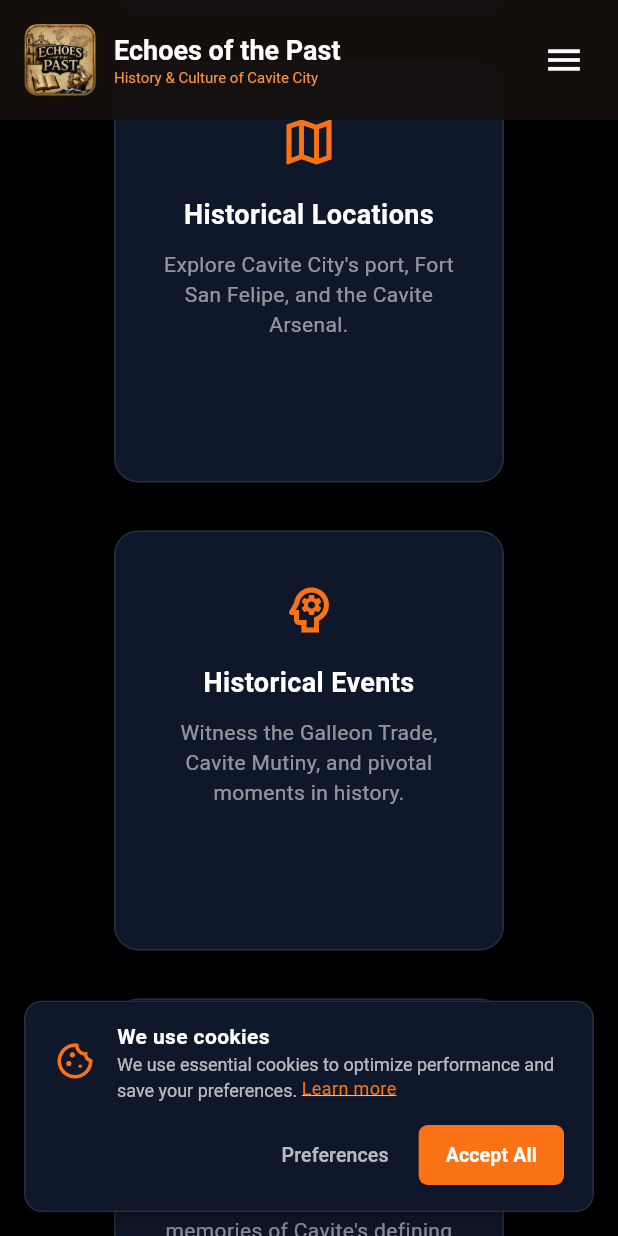
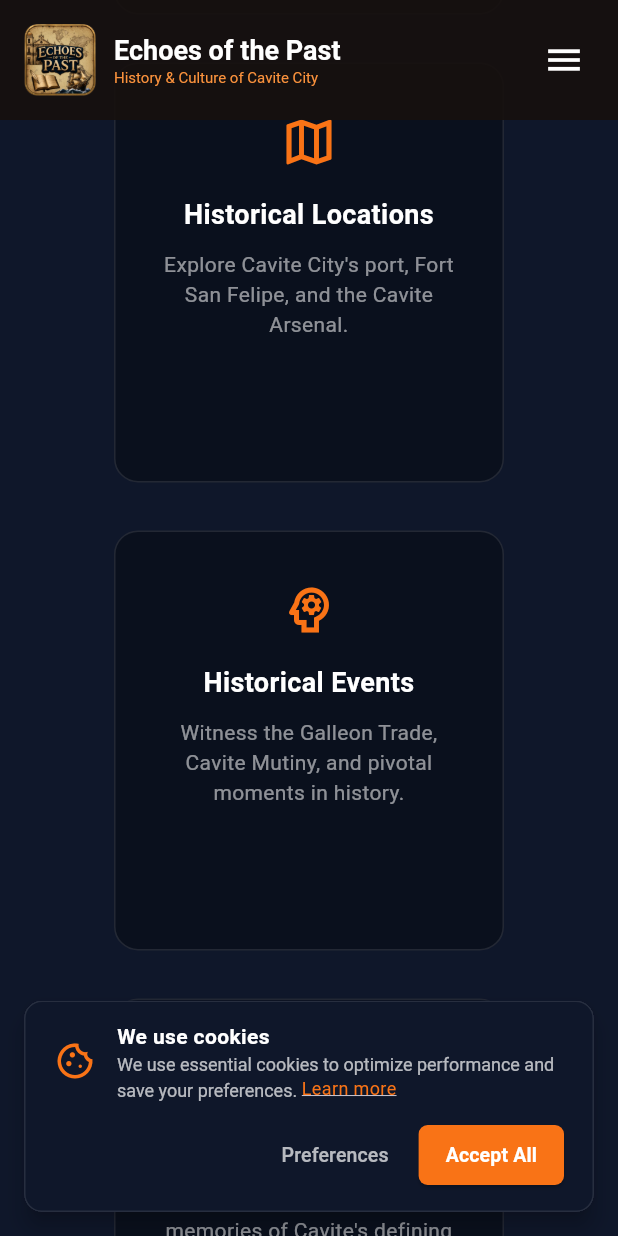
Before and after one commit to julieneremo-hub/echoes_of_the_past, a Flutter app: the screen it shows after launch, scrolled down 1152 dp, on a phone screen of 412 x 824 dp. Run offline on Flutter 3.47's test engine with Material 3 defaults, Android fonts, the phone set to English and light mode, and no system bars; our stand-ins replace flutter_svg, google_fonts, shared_preferences; Roboto replaces fonts that are missing (Caudex).

Commit message:
hero_bg.jpg added to home.dart

```diff
--- a/lib/home.dart
+++ b/lib/home.dart
@@ -49,7 +49,7 @@ class _HomePageState extends State<HomePage> {
 
     return Scaffold(
       key: _scaffoldKey,
-      backgroundColor: Colors.black,
+      backgroundColor: Colors.black, // Global solid black background
       endDrawer: isMobile ? _buildDrawer(context) : null,
       body: CustomScrollView(
         slivers: [
@@ -197,16 +197,29 @@ class _HomePageState extends State<HomePage> {
   // PAGE SECTION BUILDERS
 
   Widget _buildHeroSection(BuildContext context, bool isMobile) {
-    return Container(
+    return SizedBox(
       height: MediaQuery.of(context).size.height * 0.9,
+      width: double.infinity,
+      child: Stack(
+        fit: StackFit.expand,
+        children: [
+          // 1. ASSET LAYER: Background JPG Image
+          Image.asset(
+            'assets/hero_bg.jpg',
+            fit: BoxFit.cover,
+            errorBuilder: (context, error, stackTrace) {
+              return Container(color: const Color(0xFF0F172A));
+            },
+          ),
+
+          // 2. ASSET LAYER: Darkening Overlay (Keeps text readable)
+          Container(
+            color: Colors.black.withValues(alpha: 0.65),
+          ),
+
+          // 3. CONTENT LAYER: Hero Text & Icon
+          Padding(
             padding: EdgeInsets.symmetric(horizontal: isMobile ? 24 : 40),
-      decoration: const BoxDecoration(
-        image: DecorationImage(
-          image: AssetImage('assets/hero_bg.png'),
-          fit: BoxFit.cover,
-          colorFilter: ColorFilter.mode(Colors.black54, BlendMode.darken),
-        ),
-      ),
             child: Column(
               mainAxisAlignment: MainAxisAlignment.center,
               children: [
@@ -234,6 +247,9 @@ class _HomePageState extends State<HomePage> {
                 const Icon(Icons.mouse_outlined, color: Colors.white54, size: 32),
               ],
             ),
+          ),
+        ],
+      ),
     );
   }
 
@@ -258,6 +274,7 @@ class _HomePageState extends State<HomePage> {
   Widget _contentWrapper({required Widget sectionContent, EdgeInsets? padding}) {
     return Container(
       width: double.infinity,
+      color: const Color(0xFF0F172A),
       padding: padding ?? const EdgeInsets.symmetric(horizontal: 60, vertical: 100),
       child: Center(
         child: ConstrainedBox(
@@ -274,7 +291,7 @@ class _HomePageState extends State<HomePage> {
       height: 280,
       padding: const EdgeInsets.all(32),
       decoration: BoxDecoration(
-        color: const Color(0xFF0F172A),
+        color: Colors.black.withValues(alpha: 0.3),
         borderRadius: BorderRadius.circular(16),
         border: Border.all(color: Colors.white10),
       ),
--- a/pubspec.yaml
+++ b/pubspec.yaml
@@ -65,6 +65,7 @@ flutter:
   #   - images/a_dot_burr.jpeg
   #   - images/a_dot_ham.jpeg
   #   - assets/cavite_map.svg
+  #   - assets/hero_bg.jpg
 
   # An image asset can refer to one or more resolution-specific "variants", see
   # https://flutter.dev/to/resolution-aware-images
```
Also changed, not shown: assets/cavite_map.svg, assets/hero_bg.jpg (added). Lines whose indentation alone changed are shown as unchanged.
